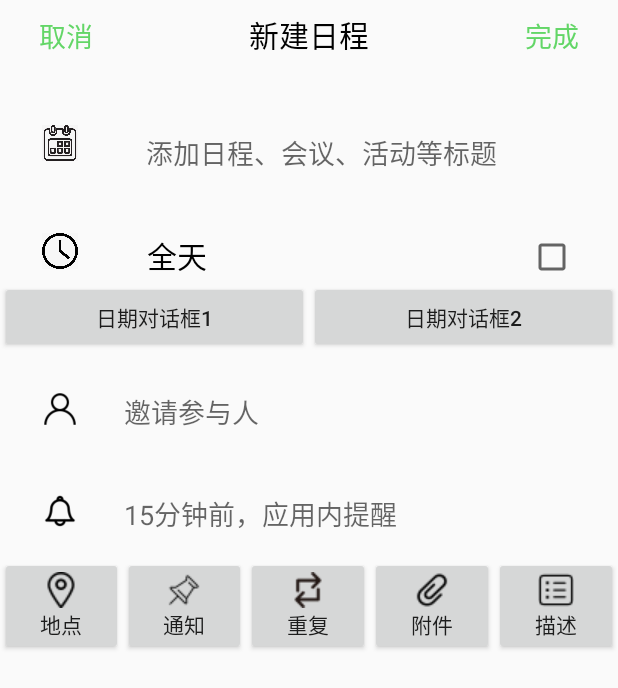
After one commit to Fangv01/Mianyangbussiness, an Android app: the layout calendar_schedule.xml on its own in the app's theme, with its tools: preview values and no code run, on a phone screen of 412 x 824 dp. The commit adds this screen. Shown: the top 688 px of the screen. Run offline under Robolectric (Android 15) with nearby library versions, the phone set to English and light mode, and no system bars.

Commit message:
calendar_2
可适配导航栏

```diff
--- a/Message/app/src/main/res/drawable/background_calendar.xml
+++ b/Message/app/src/main/res/drawable/cal_bg.xml
@@ -1,5 +1,5 @@
 <?xml version="1.0" encoding="utf-8"?>
 <shape xmlns:android="http://schemas.android.com/apk/res/android">
 
-    <gradient android:startColor="#B9FDB9" android:endColor="#3FA342" android:angle="-45"></gradient>
+    <gradient android:startColor="#FFFFFF" android:endColor="#9ADA9C" android:angle="-90"></gradient>
 </shape>
--- a/Message/app/src/main/res/layout/calendar_item.xml
+++ b/Message/app/src/main/res/layout/calendar_item.xml
@@ -6,10 +6,10 @@
     android:orientation="vertical">
 
     <TextView
-        android:id="@+id/text"
+        android:id="@+id/cal_date"
         android:layout_width="30dp"
         android:layout_height="30dp"
         android:gravity="center"
-        android:background="@drawable/background_item" />
+        android:background="@drawable/cal_bg_item" />
 
 </LinearLayout>
--- /dev/null
+++ b/Message/app/src/main/res/layout/calendar_schedule.xml
@@ -0,0 +1,202 @@
+<?xml version="1.0" encoding="utf-8"?>
+<LinearLayout xmlns:android="http://schemas.android.com/apk/res/android"
+    android:layout_width="match_parent"
+    android:layout_height="match_parent"
+    android:orientation="vertical">
+
+        <RelativeLayout
+            android:layout_width="wrap_content"
+            android:layout_height="wrap_content"
+            >
+
+            <Button
+                android:id="@+id/btn_back"
+                android:layout_width="wrap_content"
+                android:layout_height="wrap_content"
+                android:background="#00000000"
+                android:text="取消"
+                android:textColor="#63D667"
+                android:textSize="18dp" />
+
+            <TextView
+                android:layout_width="wrap_content"
+                android:layout_height="wrap_content"
+                android:layout_centerHorizontal="true"
+                android:layout_alignBaseline="@id/btn_back"
+                android:text="新建日程"
+                android:textSize="20dp"
+                android:textColor="#000000"/>
+
+            <Button
+                android:background="#00000000"
+                android:layout_width="wrap_content"
+                android:layout_height="wrap_content"
+                android:layout_alignParentRight="true"
+                android:text="完成"
+                android:textSize="18dp"
+                android:textColor="#63D667"
+                />
+        </RelativeLayout>
+
+        <LinearLayout
+            android:layout_width="match_parent"
+            android:layout_height="wrap_content"
+            android:orientation="horizontal">
+            <View
+                android:layout_width="24dp"
+                android:layout_height="24dp"
+                android:background="@drawable/cal_calendar"
+                android:layout_marginTop="35dp"
+                android:layout_marginLeft="28dp"
+                android:layout_marginRight="15dp"
+                />
+            <EditText
+                android:id="@+id/et_1"
+                android:layout_width="0dp"
+                android:layout_height="wrap_content"
+                android:layout_weight="1"
+                android:layout_marginTop="10dp"
+                android:background="@null"
+                android:hint="添加日程、会议、活动等标题"
+                android:padding="30dp"
+                android:paddingLeft="0dp"
+                android:paddingRight="30dp" />
+
+
+        </LinearLayout>
+
+        <RelativeLayout
+            android:layout_width="match_parent"
+            android:layout_height="wrap_content">
+            <View
+                android:id="@+id/view"
+                android:layout_width="24dp"
+                android:layout_height="24dp"
+                android:background="@drawable/cal_clock"
+                android:layout_marginTop="10dp"
+                android:layout_marginLeft="28dp"/>
+            <TextView
+                android:layout_width="wrap_content"
+                android:layout_height="wrap_content"
+                android:layout_marginTop="10dp"
+                android:layout_marginLeft="98dp"
+                android:text="全天"
+                android:textColor="#000000"
+                android:textSize="20dp"/>
+            <CheckBox
+                android:layout_width="wrap_content"
+                android:layout_height="wrap_content"
+                android:layout_alignParentRight="true"
+                android:layout_marginTop="10dp"
+                android:layout_marginRight="28dp"/>
+        </RelativeLayout>
+
+        <LinearLayout
+            android:layout_width="match_parent"
+            android:layout_height="wrap_content">
+            <Button
+                android:layout_width="0dp"
+                android:layout_height="wrap_content"
+                android:layout_weight="1"
+                android:text="日期对话框1"/>
+            <Button
+                android:layout_width="0dp"
+                android:layout_height="wrap_content"
+                android:layout_weight="1"
+                android:text="日期对话框2"/>
+        </LinearLayout>
+
+        <LinearLayout
+            android:layout_width="match_parent"
+            android:layout_height="wrap_content"
+            android:orientation="horizontal">
+            <View
+                android:layout_width="24dp"
+                android:layout_height="24dp"
+                android:background="@drawable/cal_people"
+                android:layout_marginTop="25dp"
+                android:layout_marginLeft="28dp"
+                android:layout_marginRight="15dp"
+                />
+            <EditText
+                android:layout_width="0dp"
+                android:layout_height="wrap_content"
+                android:layout_weight="1"
+                android:layout_marginTop="10dp"
+                android:background="@null"
+                android:hint="邀请参与人"
+                android:padding="15dp"
+                android:paddingRight="30dp" />
+
+
+        </LinearLayout>
+
+        <LinearLayout
+            android:layout_width="match_parent"
+            android:layout_height="wrap_content"
+            android:orientation="horizontal">
+            <View
+                android:layout_width="24dp"
+                android:layout_height="24dp"
+                android:background="@drawable/cal_ding"
+                android:layout_marginTop="25dp"
+                android:layout_marginLeft="28dp"
+                android:layout_marginRight="15dp"
+                />
+            <EditText
+                android:layout_width="0dp"
+                android:layout_height="wrap_content"
+                android:layout_weight="1"
+                android:layout_marginTop="10dp"
+                android:background="@null"
+                android:hint="15分钟前，应用内提醒"
+                android:padding="15dp"
+                android:paddingRight="30dp" />
+        </LinearLayout>
+
+        <LinearLayout
+            android:layout_width="match_parent"
+            android:layout_height="wrap_content">
+
+            <Button
+                android:layout_width="0dp"
+                android:layout_height="wrap_content"
+                android:layout_weight="1"
+                android:drawableTop="@drawable/cal_place"
+                android:text="地点"
+                />
+
+            <Button
+                android:layout_width="0dp"
+                android:layout_height="wrap_content"
+                android:layout_weight="1"
+                android:drawableTop="@drawable/cal_message"
+                android:text="通知"
+                />
+
+            <Button
+                android:layout_width="0dp"
+                android:layout_height="wrap_content"
+                android:layout_weight="1"
+                android:drawableTop="@drawable/cal_repetition"
+                android:text="重复"
+                />
+
+            <Button
+                android:layout_width="0dp"
+                android:layout_height="wrap_content"
+                android:layout_weight="1"
+                android:drawableTop="@drawable/cal_accessory"
+                android:text="附件"
+                />
+
+            <Button
+                android:layout_width="0dp"
+                android:layout_height="wrap_content"
+                android:layout_weight="1"
+                android:drawableTop="@drawable/cal_description"
+                android:text="描述"
+                />
+        </LinearLayout>
+
+</LinearLayout>
--- a/Message/app/src/main/res/values/colors.xml
+++ b/Message/app/src/main/res/values/colors.xml
@@ -1,6 +1,11 @@
 <?xml version="1.0" encoding="utf-8"?>
 <resources>
-    <color name="colorPrimary">#B9FDB9</color>
+    <color name="colorPrimary">#EBEEEB</color>
     <color name="colorPrimaryDark">#00574B</color>
     <color name="colorAccent">#D81B60</color>
+    <color name="orange">#FF9800</color>
+    <color name="lightgreen">#63D667</color>
+
+    <color name="white">#ffffff</color>
+    <color name="text_color">#FFFFFF</color>
 </resources>
```
Also changed, not shown: Message/app/src/main/java/com/example/message/CalendarActivity.java (deleted, +0 -119 lines), Message/app/src/main/java/com/example/message/Fragment4.java (+109 -5 lines), Message/app/src/main/java/com/example/message/ScheduleActivity.java (added, +20 -0 lines), Message/app/src/main/res/layout/activity_calendar.xml (+32 -38 lines), Message/app/src/main/res/drawable/add_white.png (added), Message/app/src/main/res/drawable/back.png (deleted), Message/app/src/main/res/drawable/cal_accessory.png (added), Message/app/src/main/res/drawable/cal_bg_item.xml (renamed from Message/app/src/main/res/drawable/background_item.xml), Message/app/src/main/res/drawable/cal_calendar.jpg (added), Message/app/src/main/res/drawable/cal_clock.jpg (added), Message/app/src/main/res/drawable/cal_description.png (added), Message/app/src/main/res/drawable/cal_ding.png (added), Message/app/src/main/res/drawable/cal_message.png (added), Message/app/src/main/res/drawable/cal_people.png (added), 2 more files.
